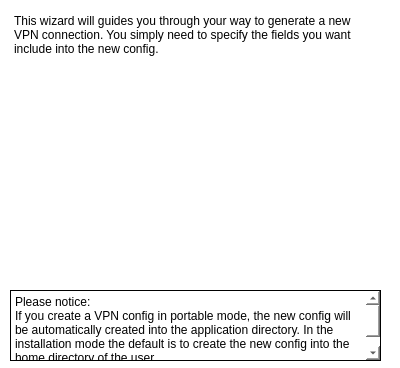
Qt form wiz_startpage.ui (Securepoint/openvpn-client) before a commit.
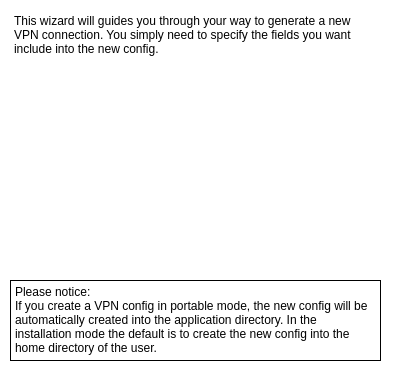
The same form after that commit. Icons and pictures are not drawn.

What changed in the file:
```diff
--- a/wiz_startpage.ui
+++ b/wiz_startpage.ui
@@ -54,9 +54,9 @@
    <property name="geometry">
     <rect>
      <x>10</x>
-     <y>290</y>
+     <y>280</y>
      <width>371</width>
-     <height>71</height>
+     <height>81</height>
     </rect>
    </property>
    <property name="contextMenuPolicy">
```
